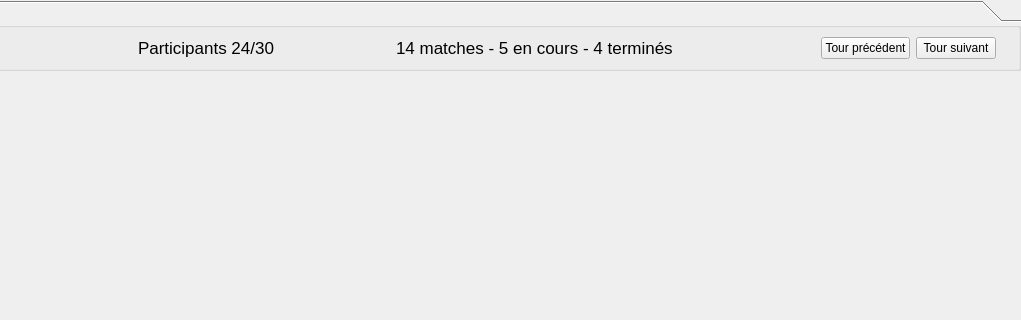
Old version of the form ui/RoundWidget.ui in the repository dsarrut/badminapp; both pictures show x 241 to 1262 and y 0 to 320 of the 1262 by 701 pixel window.
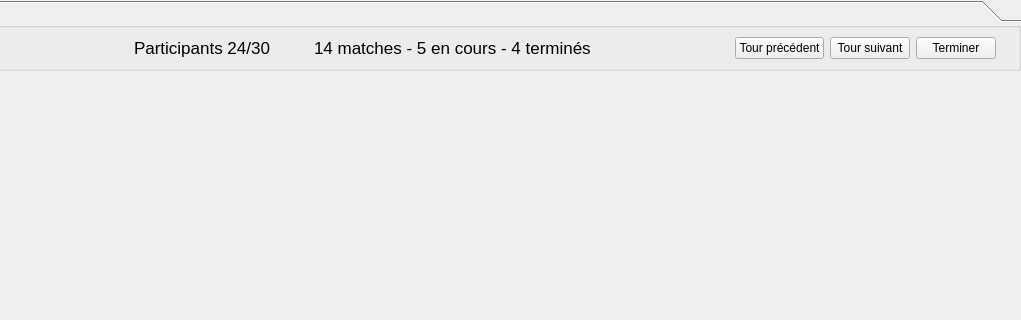
New version of the form. Icons and pictures are not drawn.

```diff
--- a/ui/RoundWidget.ui
+++ b/ui/RoundWidget.ui
@@ -257,6 +257,24 @@
               </property>
              </widget>
             </item>
+            <item>
+             <widget class="QPushButton" name="button_end_tournament">
+              <property name="text">
+               <string>Terminer</string>
+              </property>
+              <property name="icon">
+               <iconset>
+                <normalon>:/icons/cup-1614530_1280.png</normalon>
+               </iconset>
+              </property>
+              <property name="iconSize">
+               <size>
+                <width>25</width>
+                <height>25</height>
+               </size>
+              </property>
+             </widget>
+            </item>
            </layout>
           </item>
           <item row="0" column="1">
```
